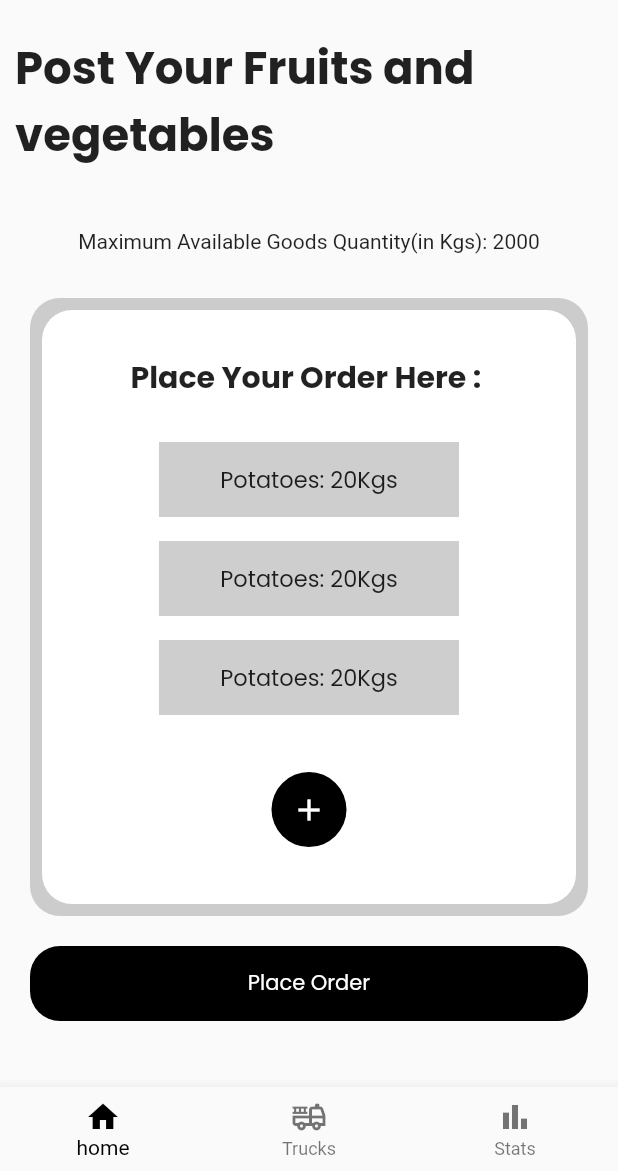
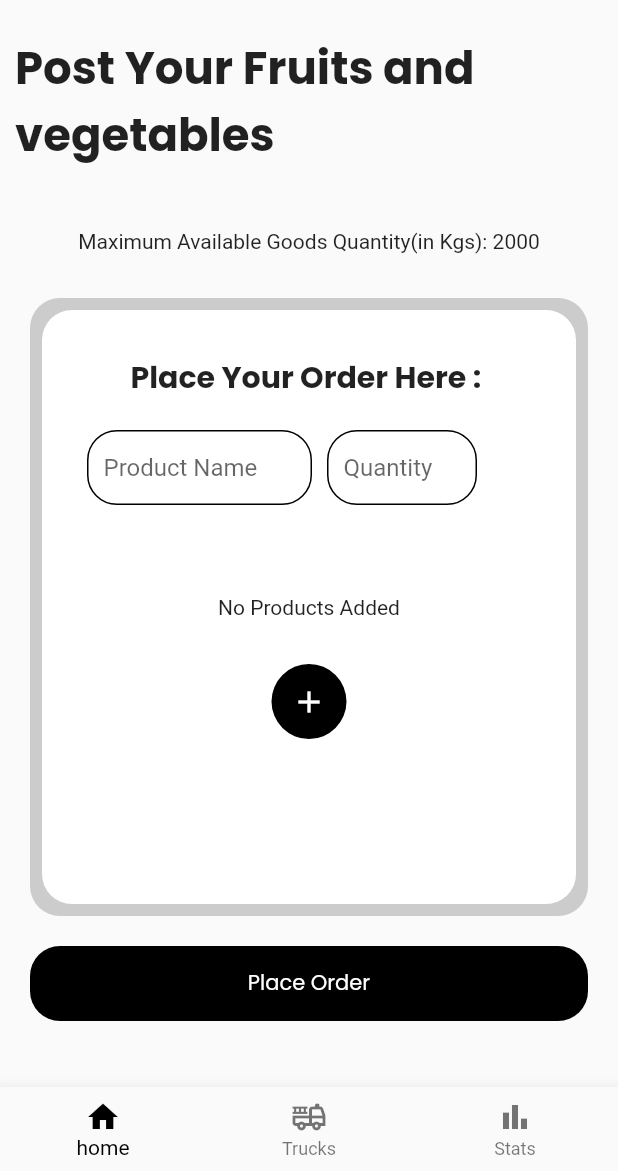
Before and after one commit to JeetDalal/vesit-hacks-farmeasy, a Flutter app: the MainFarmerScreen screen opened by its route, on a phone screen of 412 x 824 dp, the part 65-1236 px from its top. Run offline on Flutter 3.47's test engine with Material 2 defaults, Android fonts, the phone set to English and light mode, and no system bars; our stand-ins replace cloud_firestore, firebase_auth, firebase_core, flutter_animate, google_fonts, shared_preferences; accounts and stored records are empty.

Commit message:
Farmer screen updated

```diff
--- a/lib/main.dart
+++ b/lib/main.dart
@@ -1,8 +1,10 @@
+import 'package:farmeasy/methods/product_provider.dart';
 import 'package:farmeasy/screens/Farmer%20Screens/main_farmer_screen.dart';
 import 'package:farmeasy/screens/login_screen.dart';
 import 'package:farmeasy/screens/register_screen.dart';
 import 'package:firebase_core/firebase_core.dart';
 import 'package:flutter/material.dart';
+import 'package:provider/provider.dart';
 
 import 'firebase_options.dart';
 import 'methods/helper.dart';
@@ -52,7 +54,13 @@ class _MyAppState extends State<MyApp> {
   }
 
   Widget build(BuildContext context) {
-    return MaterialApp(
+    return MultiProvider(
+      providers: [
+        ChangeNotifierProvider(
+          create: (context) => ProductProvider(),
+        ),
+      ],
+      child: MaterialApp(
           debugShowCheckedModeBanner: false,
           title: 'Flutter Demo',
           theme: ThemeData(
@@ -62,6 +70,7 @@ class _MyAppState extends State<MyApp> {
           routes: {
             'register-screen': (context) => const RegisterScreen(),
             '/farmer-screen': (context) => const MainFarmerScreen(),
-        });
+          }),
+    );
   }
 }
--- a/lib/methods/db_service.dart
+++ b/lib/methods/db_service.dart
@@ -6,6 +6,8 @@ class DbServices {
   CollectionReference ref = FirebaseFirestore.instance.collection('farmers');
   CollectionReference availableTrucks =
       FirebaseFirestore.instance.collection('Trucks');
+  CollectionReference products =
+      FirebaseFirestore.instance.collection('products');
 
   //Save UserData
   saveUerData(String userName, String email) async {
--- /dev/null
+++ b/lib/methods/product_provider.dart
@@ -0,0 +1,27 @@
+import 'package:cloud_firestore/cloud_firestore.dart';
+import 'package:farmeasy/methods/db_service.dart';
+import 'package:flutter/cupertino.dart';
+
+class ProductProvider with ChangeNotifier {
+  List<Map<String, dynamic>> _productList = [];
+  List<Map<String, dynamic>> get productList {
+    return [..._productList];
+  }
+
+  addProduct(String prodName, double price, String quantity) {
+    _productList.add({
+      'productName': prodName,
+      'productQuantity': quantity,
+      'productPrice': price,
+    });
+    notifyListeners();
+  }
+
+  placeOrder() async {
+    await DbServices().products.doc('voLcaUMA3GOhcwTwarQi').update(
+        {'products': FieldValue.arrayUnion(_productList)}).then((value) {
+      _productList.clear();
+      notifyListeners();
+    });
+  }
+}
--- a/lib/screens/Farmer Screens/farmer_home_screen.dart
+++ b/lib/screens/Farmer Screens/farmer_home_screen.dart
@@ -1,11 +1,23 @@
 import 'package:flutter/material.dart';
 import 'package:google_fonts/google_fonts.dart';
+import 'package:provider/provider.dart';
 
-class FarmerHomeScreen extends StatelessWidget {
+import '../../methods/product_provider.dart';
+
+class FarmerHomeScreen extends StatefulWidget {
   const FarmerHomeScreen({super.key});
 
   @override
+  State<FarmerHomeScreen> createState() => _FarmerHomeScreenState();
+}
+
+class _FarmerHomeScreenState extends State<FarmerHomeScreen> {
+  final TextEditingController pName = TextEditingController();
+  final TextEditingController quantity = TextEditingController();
+  @override
   Widget build(BuildContext context) {
+    final productList = Provider.of<ProductProvider>(context).productList;
+    final _provider = Provider.of<ProductProvider>(context);
     return Container(
       child: Column(
         children: [
@@ -71,23 +83,116 @@ class FarmerHomeScreen extends StatelessWidget {
                         const SizedBox(
                           height: 20,
                         ),
-                        DummyData(),
-                        DummyData(),
-                        DummyData(),
+                        Row(
+                          children: [
+                            Container(
+                              height: 50,
+                              width: 150,
+                              decoration: BoxDecoration(
+                                border: Border.all(
+                                  color: Colors.black,
+                                ),
+                                borderRadius: BorderRadius.circular(20),
+                              ),
+                              child: Padding(
+                                padding: const EdgeInsets.symmetric(
+                                  horizontal: 10,
+                                ),
+                                child: TextField(
+                                  controller: pName,
+                                  decoration: const InputDecoration(
+                                    border: InputBorder.none,
+                                    hintText: 'Product Name',
+                                  ),
+                                ),
+                              ),
+                            ),
+                            const SizedBox(
+                              width: 10,
+                            ),
+                            Container(
+                              height: 50,
+                              width: 100,
+                              decoration: BoxDecoration(
+                                border: Border.all(
+                                  color: Colors.black,
+                                ),
+                                borderRadius: BorderRadius.circular(20),
+                              ),
+                              child: Padding(
+                                padding: const EdgeInsets.symmetric(
+                                  horizontal: 10,
+                                ),
+                                child: TextField(
+                                  controller: quantity,
+                                  keyboardType: TextInputType.number,
+                                  decoration: const InputDecoration(
+                                    border: InputBorder.none,
+                                    hintText: 'Quantity',
+                                  ),
+                                ),
+                              ),
+                            ),
+                          ],
+                        ),
                         const SizedBox(
                           height: 30,
                         ),
-                        Container(
+                        productList.length != 0
+                            ? SizedBox(
+                                height: 150,
+                                width: 250,
+                                child: ListView.builder(
+                                    itemCount: productList.length,
+                                    itemBuilder: (context, index) {
+                                      return ListTile(
+                                        tileColor: Colors.grey,
+                                        trailing: Text(
+                                          '${productList[index]['productQuantity']} Kg(s)',
+                                          style: GoogleFonts.poppins(
+                                            fontWeight: FontWeight.bold,
+                                          ),
+                                        ),
+                                        title: Text(
+                                          '${index + 1}. ${productList[index]['productName']}',
+                                          style: GoogleFonts.poppins(
+                                            fontWeight: FontWeight.bold,
+                                          ),
+                                        ),
+                                      );
+                                    }),
+                              )
+                            : Padding(
+                                padding: EdgeInsets.only(
+                                  top: 30,
+                                ),
+                                child: Text(
+                                  'No Products Added',
+                                ),
+                              ),
+                        const SizedBox(
+                          height: 30,
+                        ),
+                        GestureDetector(
+                          onTap: () {
+                            final name = pName.text;
+                            final qty = quantity.text;
+                            if (name.isNotEmpty && qty.isNotEmpty) {
+                              _provider.addProduct(name, 30, qty);
+                            }
+                          },
+                          child: Container(
                             height: 50,
                             width: 50,
                             decoration: const BoxDecoration(
                               shape: BoxShape.circle,
                               color: Colors.black,
                             ),
-                          child: Center(
+                            child: const Center(
                               child: Icon(
                                 Icons.add,
                                 color: Colors.white,
+                              ),
                             ),
                           ),
                         ),
@@ -103,6 +208,13 @@ class FarmerHomeScreen extends StatelessWidget {
               horizontal: 20,
               vertical: 20,
             ),
+            child: GestureDetector(
+              onTap: () async {
+                await _provider.placeOrder().then((value) {
+                  pName.clear();
+                  quantity.clear();
+                });
+              },
               child: Container(
                 width: MediaQuery.of(context).size.width,
                 height: 50,
@@ -114,6 +226,7 @@ class FarmerHomeScreen extends StatelessWidget {
                   child: Text(
                     'Place Order',
                     style: GoogleFonts.poppins(color: Colors.white),
+                  ),
                 ),
               ),
             ),
--- a/lib/screens/Farmer Screens/main_farmer_screen.dart
+++ b/lib/screens/Farmer Screens/main_farmer_screen.dart
@@ -1,8 +1,10 @@
+import 'package:farmeasy/methods/product_provider.dart';
 import 'package:farmeasy/screens/Farmer%20Screens/farmer_home_screen.dart';
 import 'package:farmeasy/screens/Farmer%20Screens/stats_screen.dart';
 import 'package:farmeasy/screens/Farmer%20Screens/truck_screen.dart';
 import 'package:flutter/material.dart';
 import 'package:google_fonts/google_fonts.dart';
+import 'package:provider/provider.dart';
 
 class MainFarmerScreen extends StatefulWidget {
   const MainFarmerScreen({Key? key}) : super(key: key);
@@ -16,6 +18,7 @@ class _MainFarmerScreenState extends State<MainFarmerScreen> {
   int currentIndex = 0;
   @override
   Widget build(BuildContext context) {
+    final productList = Provider.of<ProductProvider>(context).productList;
     return Scaffold(
       bottomNavigationBar: BottomNavigationBar(
         selectedItemColor: Colors.black,
@@ -30,7 +33,7 @@ class _MainFarmerScreenState extends State<MainFarmerScreen> {
             currentIndex = value;
           });
         },
-        items: [
+        items: const [
           BottomNavigationBarItem(
               icon: Icon(
                 Icons.home,
--- a/pubspec.yaml
+++ b/pubspec.yaml
@@ -42,6 +42,7 @@ dependencies:
   google_fonts: ^4.0.3
   shared_preferences: ^2.0.18
   flutter_animate: ^4.1.0
+  provider: ^6.0.5
 
 dev_dependencies:
   flutter_test:
```
Also changed, not shown: pubspec.lock. Lines whose indentation alone changed are shown as unchanged.
